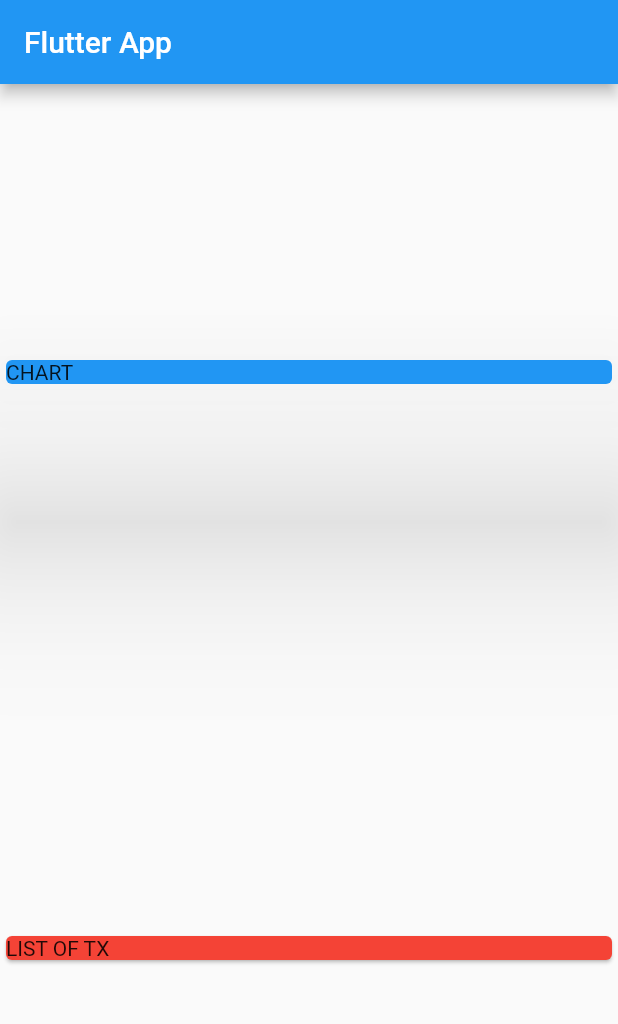
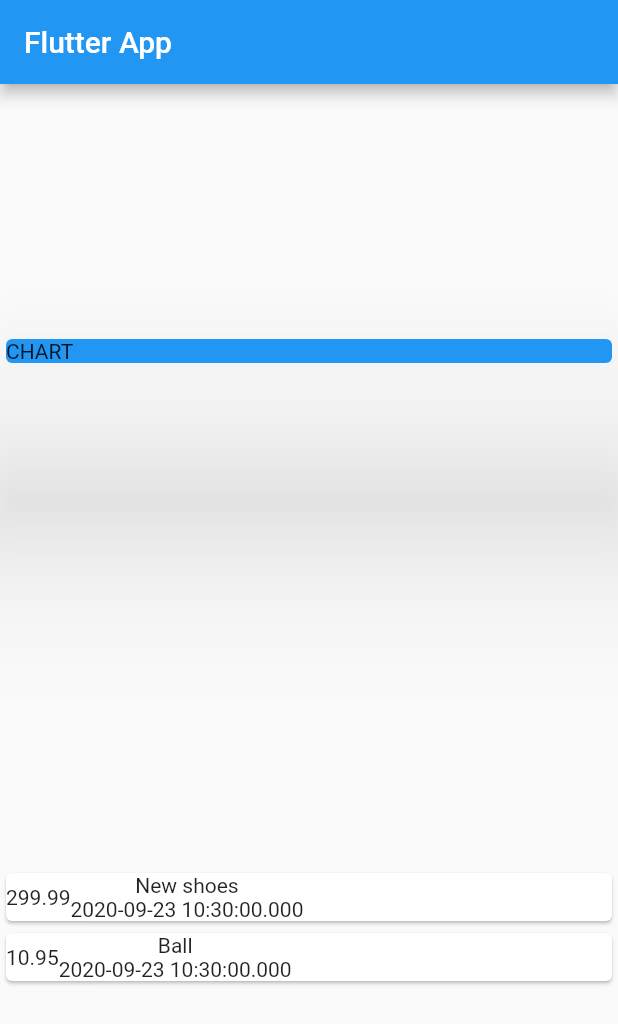
Before and after one commit to barangayretli/Personal-Expense-App, a Flutter app: the screen it shows after launch, on a phone screen of 412 x 824 dp. Shown: the top 1024 px of the screen. Run offline on Flutter 3.47's test engine with Material 2 defaults, Android fonts, the phone set to English and light mode, and no system bars.

Commit message:
Container added to items

```diff
--- a/lib/main.dart
+++ b/lib/main.dart
@@ -1,3 +1,4 @@
+import 'package:expense_app/transaction.dart';
 import 'package:flutter/material.dart';
 
 void main() => runApp(MyApp());
@@ -13,6 +14,12 @@ class MyApp extends StatelessWidget {
 }
 
 class MyHomePage extends StatelessWidget {
+  final List<Transaction> transactions = [
+    Transaction(
+        id: 't1', title: 'New shoes', amount: 299.99, date: DateTime.now()),
+    Transaction(id: 't2', title: 'Ball', amount: 10.95, date: DateTime.now())
+  ];
+
   @override
   Widget build(BuildContext context) {
     return Scaffold(
@@ -31,9 +38,24 @@ class MyHomePage extends StatelessWidget {
                 elevation: 50,
               ),
             ),
-        Card(
-          color: Colors.red,
-          child: Text('LIST OF TX'))
+            Column(
+              children: transactions.map((tx) {
+                return Card(
+                  child: Row(
+                    children: <Widget>[
+                      Container(child: Text(
+                        tx.amount.toString()),
+                      ),
+                      Column(
+                        children: <Widget>[
+                        Text(tx.title),
+                        Text(tx.date.toString())
+                      ],)
+                    ],
+                  ),
+                );
+              }).toList(),
+            ),
           ]),
     );
   }
--- a/lib/transaction.dart
+++ b/lib/transaction.dart
@@ -1,4 +1,4 @@
-import 'package:flutter/foundation.dart'
+import 'package:flutter/foundation.dart';
 
 class Transaction {
   String id;
```
Lines whose indentation alone changed are shown as unchanged.
